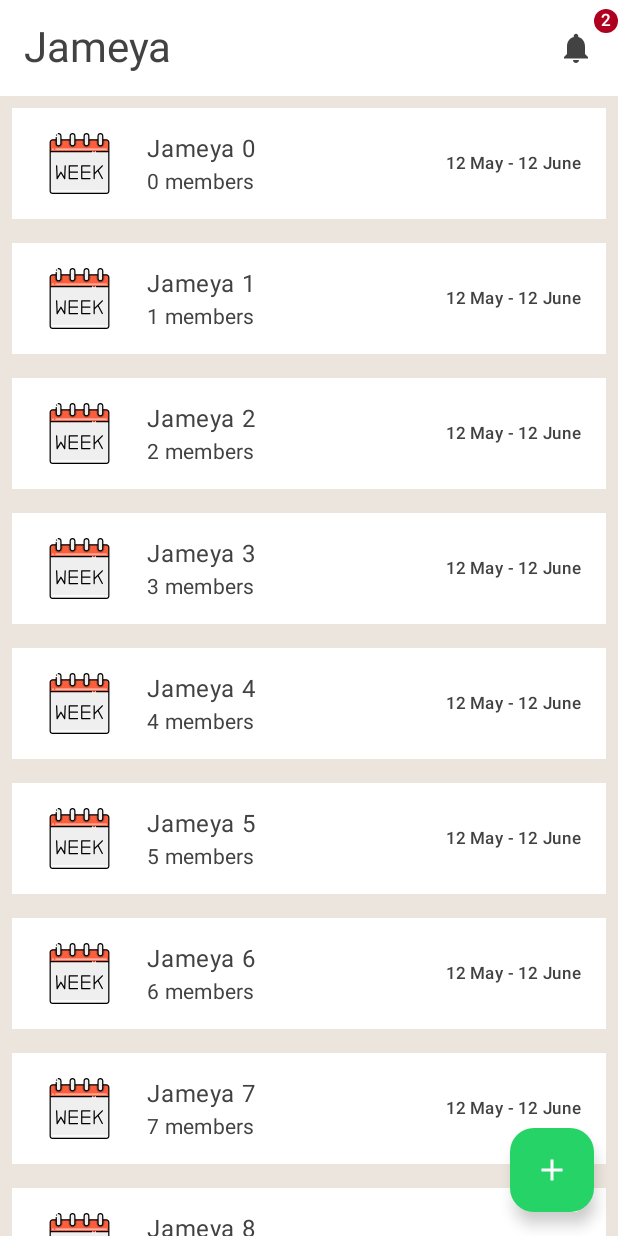
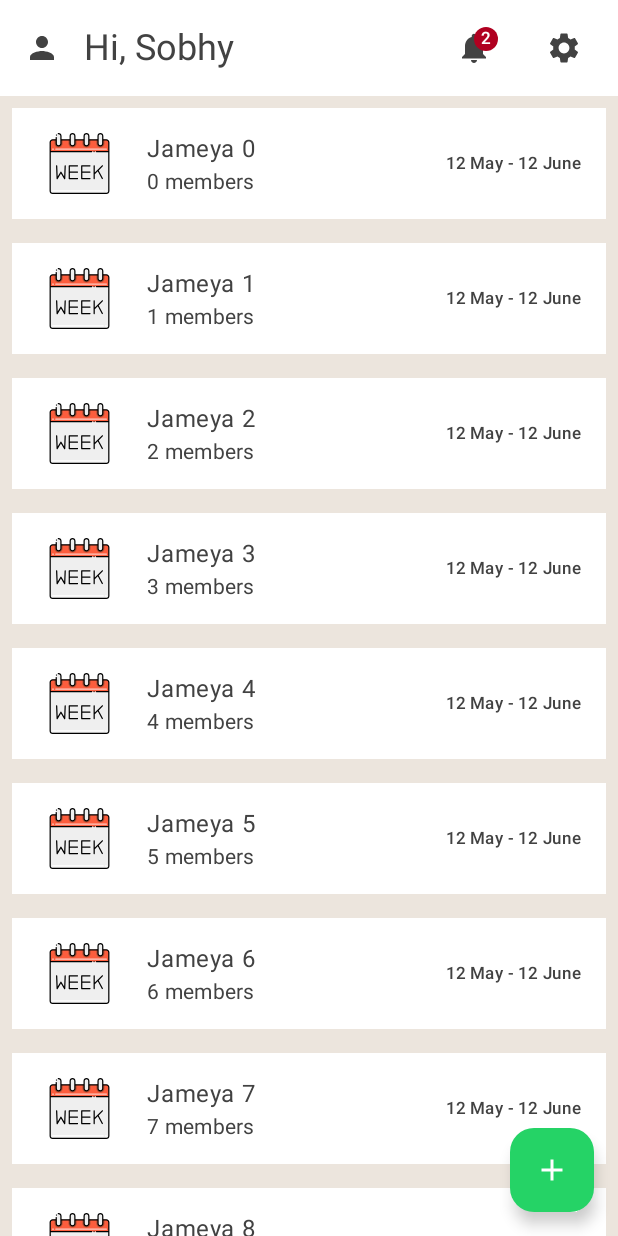
Before and after one commit to Sobhy-Abdelhakam/Jameya, an Android app built with Jetpack Compose: the HOME screen opened through its navigation route, on a phone screen of 412 x 824 dp. Run offline under Robolectric (Android 15) with nearby library versions, the phone set to English and light mode, and no system bars.

Commit message:
add profile, and action buttons in home screen

```diff
--- a/app/src/main/java/dev/sobhy/jameya/presentation/home/HomeScreen.kt
+++ b/app/src/main/java/dev/sobhy/jameya/presentation/home/HomeScreen.kt
@@ -8,6 +8,8 @@ import androidx.compose.foundation.lazy.LazyColumn
 import androidx.compose.material.icons.Icons
 import androidx.compose.material.icons.filled.Add
 import androidx.compose.material.icons.filled.Notifications
+import androidx.compose.material.icons.filled.Person
+import androidx.compose.material.icons.filled.Settings
 import androidx.compose.material3.Badge
 import androidx.compose.material3.BadgedBox
 import androidx.compose.material3.ExperimentalMaterial3Api
@@ -36,37 +38,32 @@ fun HomeScreen(navController: NavController) {
     Scaffold(
         topBar = {
             TopAppBar(
+                navigationIcon = {
+                    IconButton(onClick = { /*TODO*/ }) {
+                        Icon(
+                            imageVector = Icons.Default.Person,
+                            contentDescription = "Profile"
+                        )
+                    }
+                },
                 title = {
-                    Text(text = "Jameya", style = MaterialTheme.typography.headlineMedium)
+                    Text(text = "Hi, Sobhy", style = MaterialTheme.typography.headlineSmall)
                 },
                 actions = {
-                    BadgedBox(badge = { Badge { Text("2") } }) {
-                        IconButton(onClick = { /*TODO*/ }) {
+                    BadgedBox(badge = { Badge { Text("2") } }, modifier = Modifier.padding(16.dp)) {
                         Icon(
                             imageVector = Icons.Default.Notifications,
-                                contentDescription = null
+                            contentDescription = "Notification",
+                            modifier = Modifier.size(24.dp)
                         )
                     }
+                    IconButton(onClick = { /*TODO*/ }, modifier = Modifier.padding(8.dp)) {
+                        Icon(imageVector = Icons.Default.Settings, contentDescription = "Setting")
                     }
+
                 },
                 scrollBehavior = scrollBehavior
             )
-//            Row(
-//                modifier = Modifier
-//                    .fillMaxWidth()
-//                    .padding(start = 16.dp, end = 16.dp, top = 50.dp),
-//                horizontalArrangement = Arrangement.SpaceBetween,
-//                verticalAlignment = Alignment.CenterVertically
-//            ) {
-//                Text(
-//                    text = "Hi, Sobhy",
-//                    style = MaterialTheme.typography.headlineMedium
-//                )
-//                IconButton(onClick = { /*TODO*/ }) {
-//                    Icon(imageVector = Icons.Default.Notifications, contentDescription = null)
-//                }
-//
-//            }
         },
         floatingActionButton = {
             FloatingActionButton(onClick = {
@@ -97,7 +94,9 @@ fun HomeScreen(navController: NavController) {
                     trailingContent = {
                         Text(text = "12 May - 12 June")
                     },
-                    modifier = Modifier.padding(8.dp).clickable {
+                    modifier = Modifier
+                        .padding(8.dp)
+                        .clickable {
                             navController.navigate(NavigationItem.Details.route)
                         }
                 )
```
Lines whose indentation alone changed are shown as unchanged.
